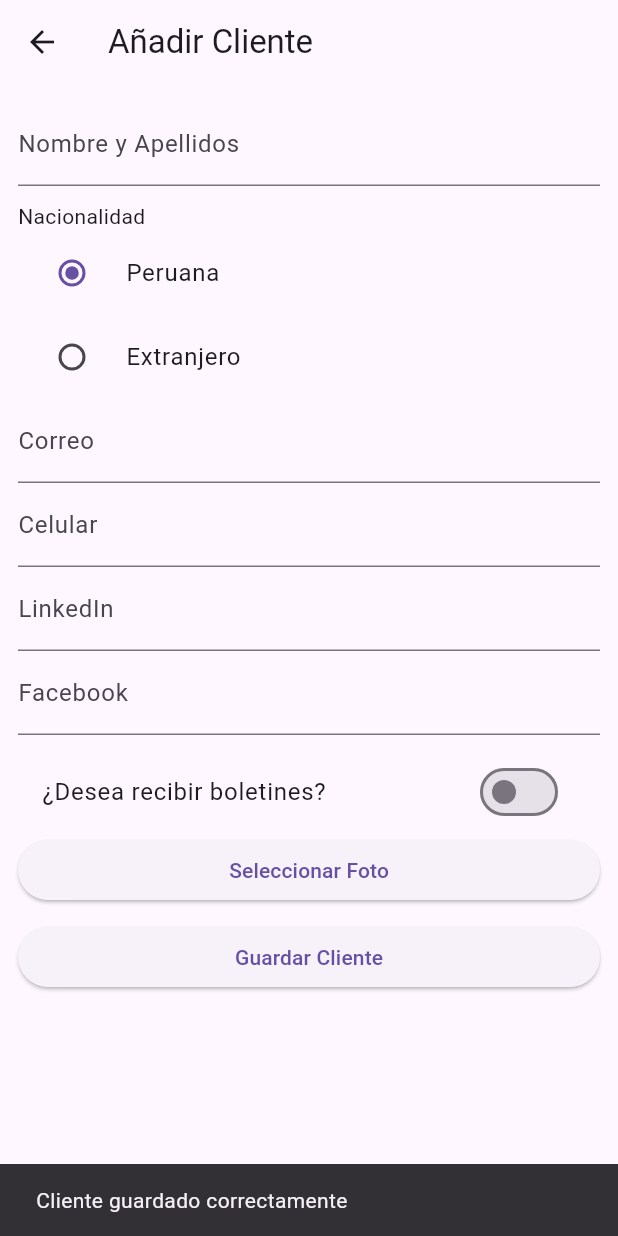
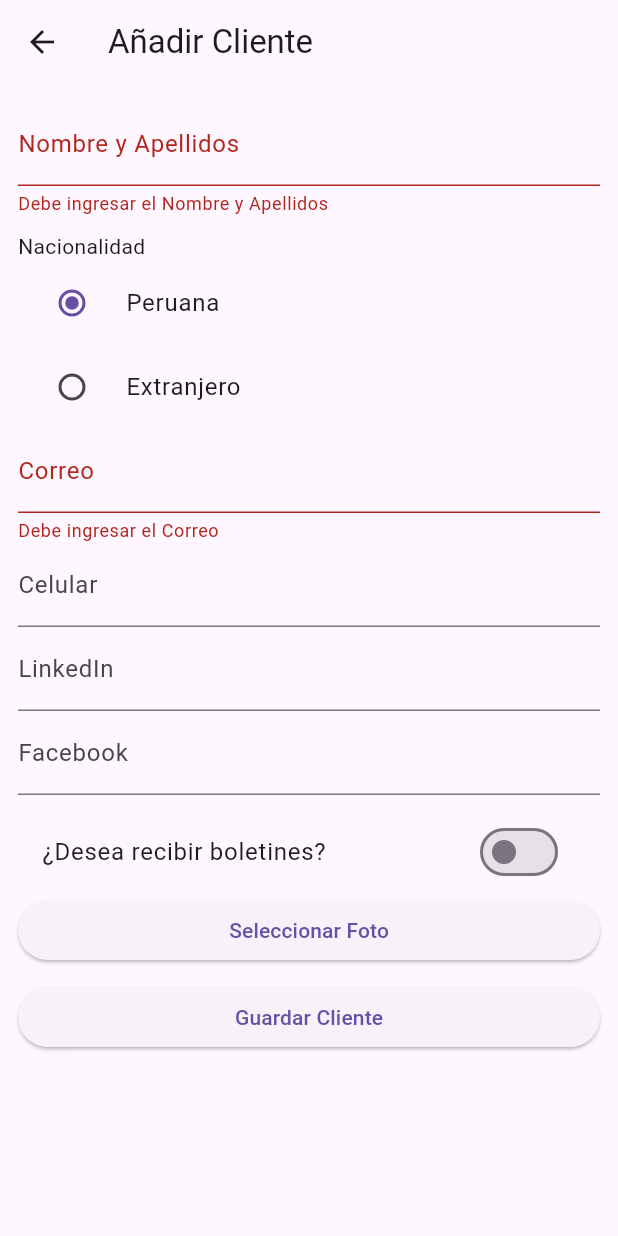
Before and after one commit to ISIL-Peru-JCTovar/curso-desarrollo-flutter-2025-06, a Flutter app: the AddClientScreen screen opened directly, after a tap on "Guardar Cliente", on a phone screen of 412 x 824 dp. Run offline on Flutter 3.47's test engine with Material 3 defaults, Android fonts, the phone set to English and light mode, and no system bars; our stand-ins replace image_picker, sqflite; accounts and stored records are empty.

Commit message:
Desarrollo de los ejercicios de la Sesiones N° 5 (Widgets) - Caso Ejemplo CRM - Validaciones

```diff
--- a/Sesion04-Widgets-1/flutter_app_sample_crm_1/lib/screens/add_client_screen.dart
+++ b/Sesion04-Widgets-1/flutter_app_sample_crm_1/lib/screens/add_client_screen.dart
@@ -17,7 +17,7 @@ class AddClientScreen extends StatefulWidget {
 
 class _AddClientScreenState extends State<AddClientScreen> {
 
-  final _formKey = GlobalKey<FormState>();
+  final _miFormKey = GlobalKey<FormState>();
   final nombreController = TextEditingController();
   final correoController = TextEditingController();
   final celularController = TextEditingController();
@@ -50,16 +50,43 @@ class _AddClientScreenState extends State<AddClientScreen> {
 
   Future<void> _pickImage() async {
     final picker = ImagePicker();
-    final picked = await picker.pickImage(source: ImageSource.gallery);
-    if (picked != null) {
+    final pickedFile = await picker.pickImage(source: ImageSource.gallery);
+    if (pickedFile != null) {
+      final file = File(pickedFile.path);
+      //-- Obtener el tamaño de la foto actual elegida
+      final tamanioFoto = await file.length();
+      //-- Definir el tamaño maximo de la foto
+      const maxTamanioFotoInBytes = 2 * 1024 * 1024; //-- 2 Mb
+      //-- Validar si el tamaño es superior al permitido
+      if (tamanioFoto > maxTamanioFotoInBytes) {
+        ScaffoldMessenger.of(context).showSnackBar(
+            SnackBar(content: Text('La imagen seleccionada no debe superar los 2 Mb'))
+        );
+        return;
+      }
+      //-- Validar las dimensiones (ancho x alto)
+      final imagenEnBytes = await file.readAsBytes();
+      final imagenFoto = await decodeImageFromList(imagenEnBytes);
+      const minWidth = 100;
+      const maxWidth = 1024;
+      const minHeight = 100;
+      const maxHeight = 1024;
+      if ((imagenFoto.width < minWidth || imagenFoto.width > maxWidth) ||
+          (imagenFoto.height < minHeight || imagenFoto.height > maxHeight)) {
+        ScaffoldMessenger.of(context).showSnackBar(
+            SnackBar(content: Text('La imagen seleccionada debe tener al menos entre ${minWidth}-${maxWidth} de ancho y entre ${minHeight}-${maxHeight} de alto'))
+        );
+        return;
+      }
+      //-- Seteando la foto
       setState(() {
-        _foto = File(picked.path);
+        _foto = File(pickedFile.path);
       });
     }
   }
 
   void _guardarCliente() async {
-    if (_formKey.currentState!.validate()) {
+    if (_miFormKey.currentState!.validate()) {
       final cliente = {
         'nombre': nombreController.text,
         'nacionalidad': nacionalidad,
@@ -81,7 +108,7 @@ class _AddClientScreenState extends State<AddClientScreen> {
       //await DatabaseHelper.instance.insert(cliente);
       ScaffoldMessenger.of(context).showSnackBar(
           SnackBar(content: Text('Cliente guardado correctamente')));
-      _formKey.currentState!.reset();
+      _miFormKey.currentState!.reset();
     }
   }
 
@@ -92,11 +119,20 @@ class _AddClientScreenState extends State<AddClientScreen> {
         body: Padding(
           padding: const EdgeInsets.all(12.0),
           child: Form(
-              key: _formKey,
+              key: _miFormKey,
               child: ListView(children: [
-                TextField(
+                TextFormField(
                   controller: nombreController,
                   decoration: InputDecoration(labelText: 'Nombre y Apellidos'),
+                  validator: (value) {
+                    if (value == null || value.isEmpty) {
+                      return 'Debe ingresar el Nombre y Apellidos';
+                    } else if (value.length < 3) {
+                      return 'Valor muy corto para Nombre y Apellidos, debe ser mayor a 3 caracteres';
+                    } else if (value.length > 100) {
+                      return 'Valor muy largo para Nombre y Apellidos, debe ser menor o igual a 100 caracteres';
+                    }
+                  },
                 ),
                 SizedBox(height: 10),
                 Text('Nacionalidad'),
@@ -116,10 +152,19 @@ class _AddClientScreenState extends State<AddClientScreen> {
                     setState(() => nacionalidad = value!);
                   },
                 ),
-                TextField(
+                TextFormField(
                   controller: correoController,
                   decoration: InputDecoration(labelText: 'Correo'),
                   keyboardType: TextInputType.emailAddress,
+                  validator: (value) {
+                    if (value == null || value.isEmpty) {
+                      return 'Debe ingresar el Correo';
+                    } else if (value.length < 3) {
+                      return 'Valor muy corto para Correo, debe ser mayor a 3 caracteres';
+                    } else if (value.length > 100) {
+                      return 'Valor muy largo para Correo, debe ser menor o igual a 100 caracteres';
+                    }
+                  },
                 ),
                 TextField(
                   controller: celularController,
@@ -143,7 +188,9 @@ class _AddClientScreenState extends State<AddClientScreen> {
                   },
                 ),
                 ElevatedButton(
-                    onPressed: _pickImage, child: Text('Seleccionar Foto')),
+                    onPressed: _pickImage,
+                    child: Text('Seleccionar Foto')
+                ),
                 if (_foto != null) Image.file(_foto!, height: 100),
                 SizedBox(height: 10),
                 ElevatedButton(
```
